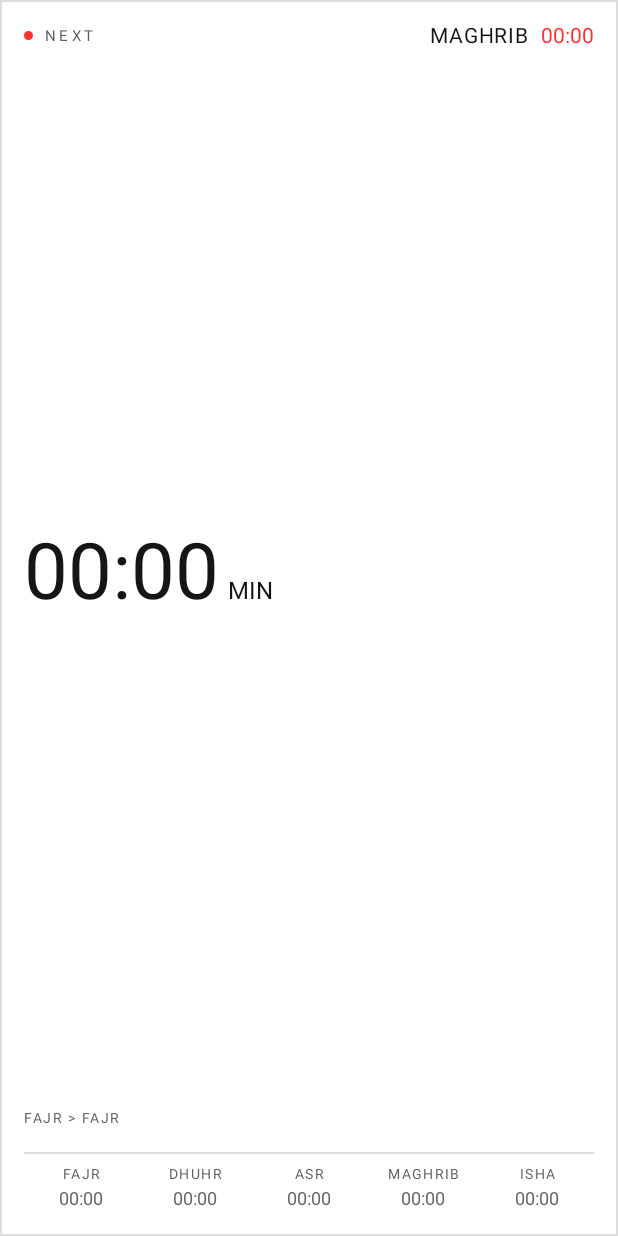
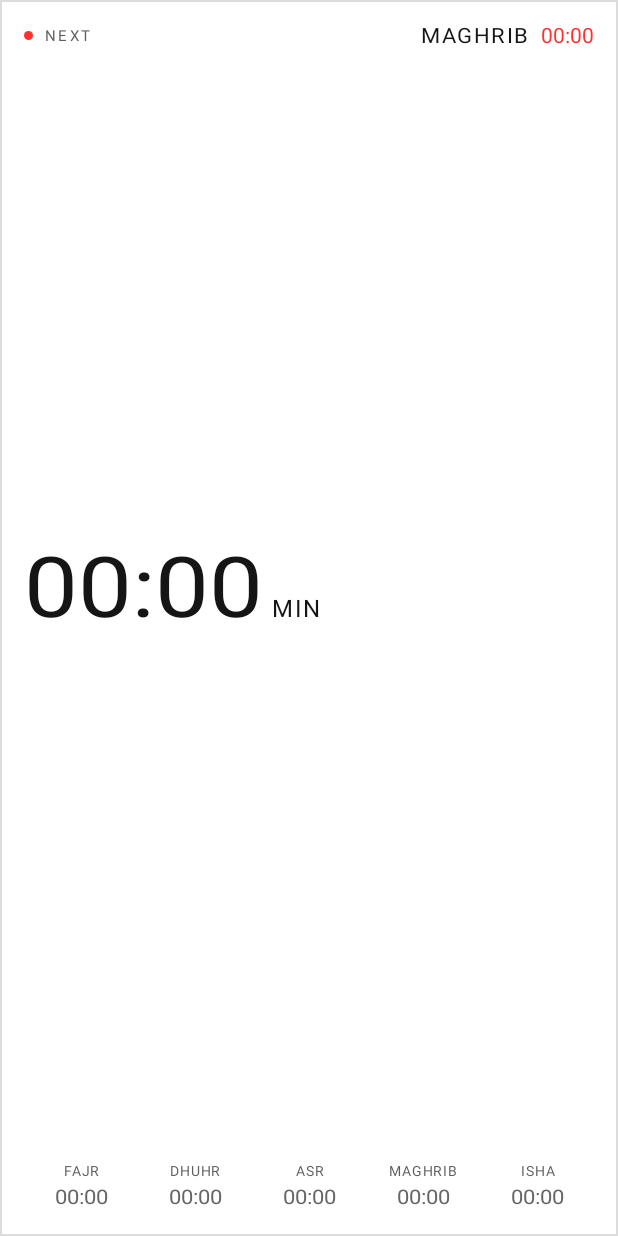
Before and after one commit to karasudidntwakeup/dotpray, an Android app: the layout widget.xml on its own in the app's theme, with its tools: preview values and no code run, on a phone screen of 412 x 824 dp. Run offline under Robolectric (Android 15) with nearby library versions, the phone set to English and light mode, and no system bars.

Commit message:
Release 3.1: Glyph countdown and widget refresh

```diff
--- a/app/build.gradle.kts
+++ b/app/build.gradle.kts
@@ -19,8 +19,8 @@ android {
         applicationId = "dev.karasu.ndotprayer"
         minSdk = 26
         targetSdk = 37
-        versionCode = 6
-        versionName = "3.0"
+        versionCode = 7
+        versionName = "3.1"
     }
 
     signingConfigs {
--- a/app/src/main/java/dev/karasu/ndotprayer/util/RefreshJob.kt
+++ b/app/src/main/java/dev/karasu/ndotprayer/util/RefreshJob.kt
@@ -32,12 +32,12 @@ object RefreshJob {
     /** Refetch soon, only when the widget actually needs it. */
     fun scheduleNow(context: Context) {
         val scheduler = context.getSystemService(JobScheduler::class.java) ?: return
+        if (scheduler.getPendingJob(JOB_NOW) != null) return
         val info = JobInfo.Builder(JOB_NOW, ComponentName(context, RefreshWorker::class.java))
             .setRequiredNetworkType(JobInfo.NETWORK_TYPE_ANY)
             .setMinimumLatency(2_000L)
             .setOverrideDeadline(60_000L)
             .build()
-        scheduler.cancel(JOB_NOW)
         scheduler.schedule(info)
     }
 
--- a/app/src/main/res/layout/widget.xml
+++ b/app/src/main/res/layout/widget.xml
@@ -46,7 +46,7 @@
                 android:layout_weight="1"
                 android:fontFamily="NDot55All"
                 android:includeFontPadding="false"
-                android:letterSpacing="0.22"
+                android:letterSpacing="0.16"
                 android:text="@string/label_next"
                 android:textColor="@color/nt_grey_label"
                 android:textSize="10sp" />
@@ -57,7 +57,8 @@
                 android:layout_height="wrap_content"
                 android:fontFamily="NDot55All"
                 android:includeFontPadding="false"
-                android:letterSpacing="0.04"
+                android:letterSpacing="0.07"
+                android:textScaleX="1.06"
                 android:text="@string/prayer_maghrib"
                 android:textColor="@color/nt_white"
                 android:textSize="14sp" />
@@ -95,16 +96,18 @@
 
                 <Chronometer
                     android:id="@+id/text_countdown"
+                    android:textScaleX="1.14"
                     android:layout_width="wrap_content"
                     android:layout_height="wrap_content"
                     android:fontFamily="NDot55All"
                     android:includeFontPadding="false"
                     android:text="@string/countdown_placeholder"
                     android:textColor="@color/nt_white"
-                    android:textSize="52sp" />
+                    android:textSize="56sp" />
 
                 <TextView
                     android:id="@+id/text_unit"
+                    android:letterSpacing="0.07"
                     android:layout_width="wrap_content"
                     android:layout_height="wrap_content"
                     android:layout_marginStart="6dp"
@@ -116,38 +119,19 @@
             </LinearLayout>
         </LinearLayout>
 
-        <TextView
-            android:id="@+id/bar_label"
-            android:layout_width="wrap_content"
-            android:layout_height="wrap_content"
-            android:layout_marginTop="8dp"
-            android:fontFamily="NDot55All"
-            android:includeFontPadding="false"
-            android:letterSpacing="0.12"
-            android:text="@string/bar_label_placeholder"
-            android:textColor="@color/nt_grey_label"
-            android:textSize="9sp" />
-
         <ImageView
             android:id="@+id/bar"
             android:layout_width="match_parent"
             android:layout_height="4dp"
-            android:layout_marginTop="5dp"
+            android:layout_marginTop="8dp"
             android:importantForAccessibility="no"
             android:scaleType="fitXY" />
-
-        <ImageView
-            android:layout_width="match_parent"
-            android:layout_height="1dp"
-            android:layout_marginTop="8dp"
-            android:background="@color/nt_hairline"
-            android:importantForAccessibility="no" />
 
         <!-- All five times; the next one is red. -->
         <LinearLayout
             android:layout_width="match_parent"
             android:layout_height="wrap_content"
-            android:layout_marginTop="8dp"
+            android:layout_marginTop="10dp"
             android:orientation="horizontal">
 
             <LinearLayout style="@style/PrayerColumn">
--- a/app/src/main/res/values/strings.xml
+++ b/app/src/main/res/values/strings.xml
@@ -14,7 +14,6 @@
     <string name="time_placeholder">00:00</string>
     <string name="countdown_placeholder">--:--</string>
     <string name="unit_min">MIN</string>
-    <string name="bar_label_placeholder">FAJR &gt; FAJR</string>
 
     <!-- Prayer-arrival notification. -->
     <string name="notification_channel_name">Prayer times</string>
@@ -22,4 +21,8 @@
     <string name="notification_label">PRAYER TIME</string>
     <string name="notification_title">%1$s PRAYER</string>
     <string name="notification_text">It\'s time for %1$s.</string>
+    <string name="reminder_channel_name">Pre-prayer reminders</string>
+    <string name="reminder_channel_description">A reminder 3 minutes before each prayer on Nothing Phone (2).</string>
+    <string name="reminder_title">%1$s is coming up</string>
+    <string name="reminder_text">Prayer time: %1$s</string>
 </resources>
--- a/app/src/main/res/values/styles.xml
+++ b/app/src/main/res/values/styles.xml
@@ -14,7 +14,7 @@
         <item name="android:fontFamily">NDot55All</item>
         <item name="android:gravity">center</item>
         <item name="android:includeFontPadding">false</item>
-        <item name="android:letterSpacing">0.1</item>
+        <item name="android:letterSpacing">0.06</item>
         <item name="android:maxLines">1</item>
         <item name="android:textColor">@color/nt_grey_label</item>
         <item name="android:textSize">9sp</item>
@@ -29,7 +29,8 @@
         <item name="android:includeFontPadding">false</item>
         <item name="android:maxLines">1</item>
         <item name="android:textColor">@color/nt_grey_future</item>
-        <item name="android:textSize">12sp</item>
+        <item name="android:textScaleX">1.08</item>
+        <item name="android:textSize">13sp</item>
     </style>
 
     <!-- The five names above the times in the compact widget. 7sp keeps the
@@ -57,6 +58,7 @@
         <item name="android:includeFontPadding">false</item>
         <item name="android:maxLines">1</item>
         <item name="android:textColor">@color/nt_grey_future</item>
+        <item name="android:textScaleX">1.06</item>
         <item name="android:textSize">9sp</item>
     </style>
 </resources>
```
Also changed, not shown: app/src/main/AndroidManifest.xml (+8 -0 lines), app/src/main/java/dev/karasu/ndotprayer/data/PrayerRepository.kt (+8 -23 lines), app/src/main/java/dev/karasu/ndotprayer/util/Io.kt (deleted, +0 -24 lines), app/src/main/java/dev/karasu/ndotprayer/widget/FlipReceiver.kt (+17 -6 lines), app/src/main/java/dev/karasu/ndotprayer/widget/PrayerCountdownService.kt (added, +92 -0 lines), app/src/main/java/dev/karasu/ndotprayer/widget/PrayerNotifier.kt (+59 -0 lines), app/src/main/java/dev/karasu/ndotprayer/widget/PrayerWidgetProvider.kt (+34 -34 lines), app/src/main/java/dev/karasu/ndotprayer/widget/WidgetRenderer.kt (+5 -9 lines), app/src/main/res/layout/widget_compact.xml (+5 -2 lines), 1 other file.
